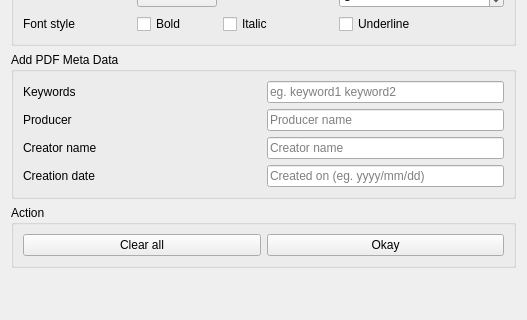
First picture: the form in src/advance_setting.ui, repository rishabh3354/JPG2PDF, before the edit; both pictures show x 0 to 527 and y 546 to 866 of the 527 by 866 pixel window.
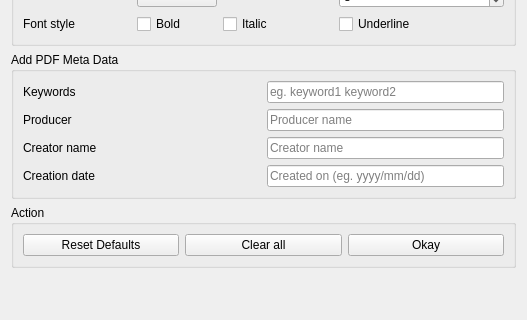
Second picture: the form after the edit.

```diff
--- a/src/advance_setting.ui
+++ b/src/advance_setting.ui
@@ -692,6 +692,13 @@
         <item>
          <layout class="QGridLayout" name="gridLayout_26">
           <item row="0" column="1">
+           <widget class="QPushButton" name="clear_all_settings">
+            <property name="text">
+             <string>Clear all</string>
+            </property>
+           </widget>
+          </item>
+          <item row="0" column="3">
            <widget class="QPushButton" name="okay">
             <property name="text">
              <string>Okay</string>
@@ -699,9 +706,9 @@
            </widget>
           </item>
           <item row="0" column="0">
-           <widget class="QPushButton" name="clear_all_settings">
+           <widget class="QPushButton" name="reset_defaults">
             <property name="text">
-             <string>Clear all</string>
+             <string>Reset Defaults</string>
             </property>
            </widget>
           </item>
```
